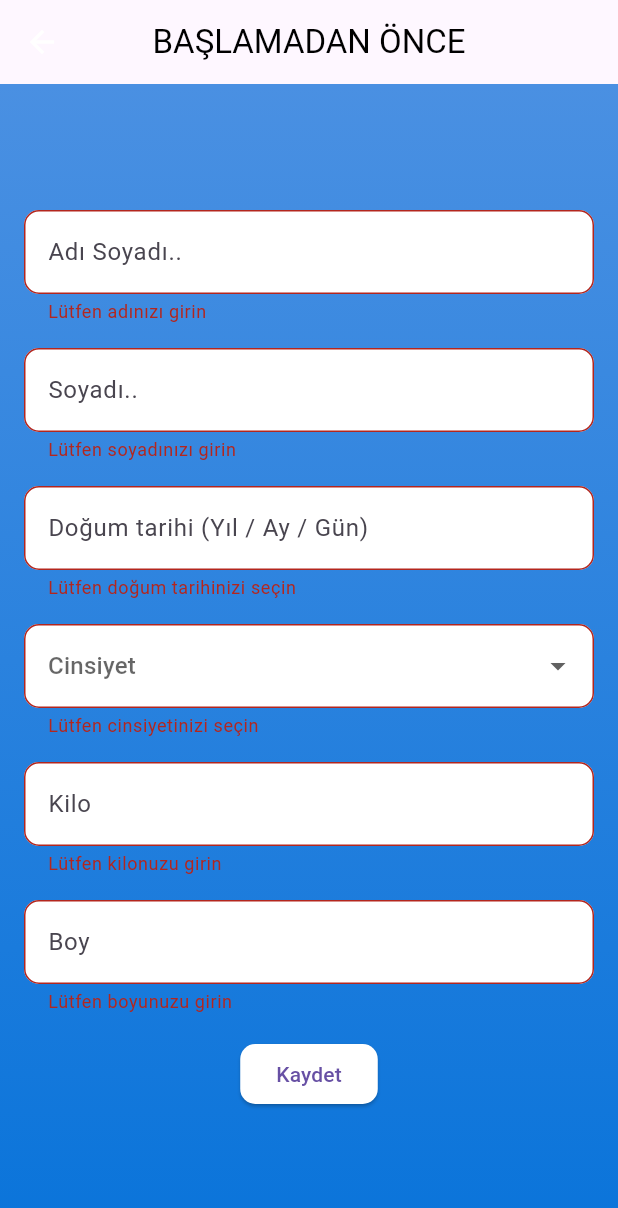
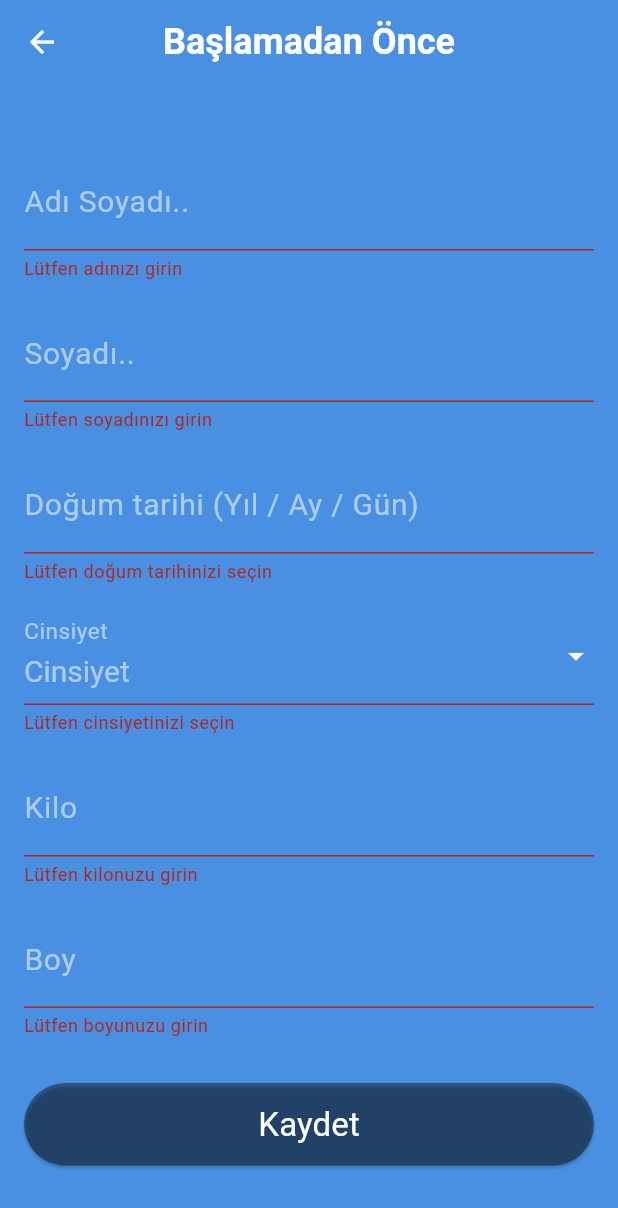
Before and after one commit to bozanctn/diyabet_flutter, a Flutter app: the ProfileSetupScreen screen opened directly, after a tap on "Kaydet", on a phone screen of 412 x 824 dp. Shown: the top 1208 px of the screen. Run offline on Flutter 3.47's test engine with Material 3 defaults, Android fonts, the phone set to English and light mode, and no system bars; our stand-ins replace animated_bottom_navigation_bar, another_flushbar, cloud_firestore, firebase_auth, firebase_core, flutter_local_notifications and 6 more; accounts and stored records are empty; Roboto replaces fonts that are missing (UbuntuSans).

Commit message:
ekranda ufak değişiklikler

```diff
--- a/lib/main.dart
+++ b/lib/main.dart
@@ -4,7 +4,6 @@ import 'package:diyabet/firebase_options.dart';
 import 'package:firebase_core/firebase_core.dart';
 import 'package:diyabet/screens/tabbar.dart';
 import 'package:diyabet/screens/login/login_screen.dart';
-import 'package:diyabet/services/auth_manager.dart';
 import 'package:firebase_auth/firebase_auth.dart';
 import 'package:cloud_firestore/cloud_firestore.dart';
 
--- a/lib/screens/login/profile_info.dart
+++ b/lib/screens/login/profile_info.dart
@@ -1,9 +1,12 @@
 import 'package:flutter/material.dart';
 import 'package:firebase_auth/firebase_auth.dart';
+import 'package:google_sign_in/google_sign_in.dart';
 import '../../models/user_model.dart';
 import '../../helper/loading_screen.dart';
 import '../../helper/alert_messages.dart';
 import 'package:diyabet/screens/Intro/intro_screen.dart';
+
+import 'login_screen.dart';
 
 class ProfileSetupScreen extends StatefulWidget {
   @override
@@ -46,89 +49,164 @@ class _ProfileSetupScreenState extends State<ProfileSetupScreen> {
         }
       } catch (e) {
         LoadingDialog.hide(context);
-        AlertMessages.showBasicError(context, title: 'Hata', message: "Veriler yüklenirken hata oluştu");
+        AlertMessages.showBasicError(
+            context, title: 'Hata', message: "Veriler yüklenirken hata oluştu");
       }
+    }
+  }
+
+  Future<void> _logOut() async {
+    final GoogleSignIn googleSignIn = GoogleSignIn();
+
+    try {
+      await FirebaseAuth.instance.signOut();
+      await googleSignIn.signOut();
+      Navigator.pushAndRemoveUntil(
+        context,
+        MaterialPageRoute(builder: (context) => LoginScreen()),
+            (Route<dynamic> route) => false,
+      );
+    } catch (e) {
+      print('Error signing out: $e');
+      ScaffoldMessenger.of(context).showSnackBar(
+        const SnackBar(content: Text('Giriş Hatası, Tekrar Deneyin.')),
+      );
     }
   }
 
   @override
   Widget build(BuildContext context) {
     return Scaffold(
+      backgroundColor: const Color(0xFF4A90E2),
       resizeToAvoidBottomInset: true,
       appBar: AppBar(
-        backgroundColor: Colors.transparent,
-        title: Text(
-          'BAŞLAMADAN ÖNCE',
+        centerTitle: true,
+        backgroundColor: const Color(0xFF4A90E2),
+        title: const Text(
+          'Başlamadan Önce',
           style: TextStyle(
-            color: Colors.black,
+            color: Colors.white,
+            fontFamily: 'UbuntuSans',
+            fontWeight: FontWeight.bold,
+            fontSize: 24,
+          ),
+        ),
+        leading: IconButton(
+          icon: const Icon(Icons.arrow_back, color: Colors.white),
+          onPressed: _logOut,
+        ),
+      ),
+      body: Padding(
+        padding: const EdgeInsets.all(16.0),
+        child: SingleChildScrollView(
+          child: Form(
+            key: _formKey,
+            child: Column(
+              crossAxisAlignment: CrossAxisAlignment.stretch,
+              children: [
+                const SizedBox(height: 30),
+                _buildTextField(
+                  controller: _nameController,
+                  hintText: 'Adı Soyadı..',
+                  validatorMessage: 'Lütfen adınızı girin',
+                ),
+                const SizedBox(height: 16),
+                _buildTextField(
+                  controller: _surnameController,
+                  hintText: 'Soyadı..',
+                  validatorMessage: 'Lütfen soyadınızı girin',
+                ),
+                const SizedBox(height: 16),
+                _buildDatePicker(),
+                const SizedBox(height: 16),
+                _buildGenderDropdown(),
+                const SizedBox(height: 16),
+                _buildTextField(
+                  controller: _weightController,
+                  hintText: 'Kilo',
+                  keyboardType: TextInputType.number,
+                  validatorMessage: 'Lütfen kilonuzu girin',
+                ),
+                const SizedBox(height: 16),
+                _buildTextField(
+                  controller: _heightController,
+                  hintText: 'Boy',
+                  keyboardType: TextInputType.number,
+                  validatorMessage: 'Lütfen boyunuzu girin',
+                ),
+                const SizedBox(height: 30),
+                ElevatedButton(
+                  onPressed: _saveProfile,
+                  style: ElevatedButton.styleFrom(
+                    backgroundColor: Colors.black38,
+                    padding: const EdgeInsets.symmetric(vertical: 12.0),
+                  ),
+                  child: const Text(
+                    'Kaydet',
+                    style: TextStyle(
+                      color: Colors.white,
+                      fontFamily: 'UbuntuSans',
+                      fontWeight: FontWeight.normal,
                       fontSize: 22,
                     ),
                   ),
-        centerTitle: true,
-        elevation: 0,
-        leading: IconButton(
-          icon: Icon(Icons.arrow_back, color: Colors.white),
-          onPressed: () {
-            Navigator.pop(context);
-          },
+                ),
+              ],
             ),
           ),
-      body: Container(
-        width: double.infinity,
-        height: double.infinity,
-        decoration: BoxDecoration(
-          gradient: LinearGradient(
-            begin: Alignment.topCenter,
-            end: Alignment.bottomCenter,
-            colors: [Color(0xFF4A90E2), Color(0xFF0A74DA)],
         ),
       ),
-        child: Center(
-          child: SingleChildScrollView(
-            padding: const EdgeInsets.all(16.0),
-            child: Form(
-              key: _formKey,
-              child: Column(
-                crossAxisAlignment: CrossAxisAlignment.center,
-                mainAxisSize: MainAxisSize.min,
-                children: [
-                  TextFormField(
-                    controller: _nameController,
+    );
+  }
+
+  Widget _buildTextField({
+    required TextEditingController controller,
+    required String hintText,
+    String? validatorMessage,
+    TextInputType keyboardType = TextInputType.text,
+  }) {
+    return TextFormField(
+      controller: controller,
+      keyboardType: keyboardType,
       decoration: InputDecoration(
-                      hintText: 'Adı Soyadı..',
-                      filled: true,
-                      fillColor: Colors.white,
-                      border: OutlineInputBorder(
-                        borderRadius: BorderRadius.circular(10),
+        labelText: hintText,
+        labelStyle: const TextStyle(
+          color: Colors.white54,
+          fontSize: 20,
+          fontWeight: FontWeight.normal,
+          fontFamily: 'UbuntuSans',
+        ),
+        hintStyle: const TextStyle(
+          color: Colors.white,
+          fontSize: 20,
+          fontWeight: FontWeight.normal,
+          fontFamily: 'UbuntuSans',
+        ),
+        enabledBorder: const OutlineInputBorder(
+          borderSide: BorderSide(color: Colors.white54), // Seçili değilken gri
+        ),
+        focusedBorder: const OutlineInputBorder(
+          borderSide: BorderSide(color: Colors.white), // Seçiliyken beyaz
         ),
       ),
+      style: const TextStyle(
+        color: Colors.white, // Metin rengi beyaz
+        fontSize: 20,
+        fontWeight: FontWeight.normal,
+        fontFamily: 'UbuntuSans',
+      ),
+      cursorColor: Colors.white, // İmleç rengi beyaz
       validator: (value) {
         if (value == null || value.isEmpty) {
-                        return 'Lütfen adınızı girin';
+          return validatorMessage;
         }
         return null;
       },
-                  ),
-                  SizedBox(height: 16),
-                  TextFormField(
-                    controller: _surnameController,
-                    decoration: InputDecoration(
-                      hintText: 'Soyadı..',
-                      filled: true,
-                      fillColor: Colors.white,
-                      border: OutlineInputBorder(
-                        borderRadius: BorderRadius.circular(10),
-                      ),
-                    ),
-                    validator: (value) {
-                      if (value == null || value.isEmpty) {
-                        return 'Lütfen soyadınızı girin';
+    );
   }
-                      return null;
-                    },
-                  ),
-                  SizedBox(height: 16),
-                  GestureDetector(
+
+  Widget _buildDatePicker() {
+    return GestureDetector(
       onTap: () async {
         DateTime? pickedDate = await showDatePicker(
           context: context,
@@ -145,15 +223,33 @@ class _ProfileSetupScreenState extends State<ProfileSetupScreen> {
       child: AbsorbPointer(
         child: TextFormField(
           decoration: InputDecoration(
-                          hintText: _birthdate == null
-                              ? 'Doğum tarihi (Yıl / Ay / Gün)'
-                              : '${_birthdate!.year} / ${_birthdate!.month} / ${_birthdate!.day}',
-                          filled: true,
-                          fillColor: Colors.white,
-                          border: OutlineInputBorder(
-                            borderRadius: BorderRadius.circular(10),
+            labelText: _birthdate == null ? 'Doğum tarihi (Yıl / Ay / Gün)' : null,
+            labelStyle: const TextStyle(
+              color: Colors.white54,
+              fontSize: 20,
+              fontWeight: FontWeight.normal,
+              fontFamily: 'UbuntuSans',
+            ),
+            hintStyle: const TextStyle(
+              color: Colors.white,
+              fontSize: 20,
+              fontWeight: FontWeight.normal,
+              fontFamily: 'UbuntuSans',
+            ),
+            enabledBorder: const OutlineInputBorder(
+              borderSide: BorderSide(color: Colors.white54), // Seçili değilken gri
+            ),
+            focusedBorder: const OutlineInputBorder(
+              borderSide: BorderSide(color: Colors.white), // Seçiliyken beyaz
             ),
           ),
+          style: const TextStyle(
+            color: Colors.white,
+            fontSize: 20,
+            fontWeight: FontWeight.normal,
+            fontFamily: 'UbuntuSans',
+          ),
+          cursorColor: Colors.white,
           validator: (value) {
             if (_birthdate == null) {
               return 'Lütfen doğum tarihinizi seçin';
@@ -162,11 +258,15 @@ class _ProfileSetupScreenState extends State<ProfileSetupScreen> {
           },
         ),
       ),
+    );
+  }
+
+  Widget _buildGenderDropdown() {
+    return DropdownButtonFormField<String>(
+      value: _gender,
+      hint: const Text('Cinsiyet',
+      style: TextStyle(color: Colors.white54),
       ),
-                  SizedBox(height: 16),
-                  DropdownButtonFormField<String>(
-                    value: _gender,
-                    hint: Text('Cinsiyet'),
       onChanged: (String? newValue) {
         setState(() {
           _gender = newValue;
@@ -176,15 +276,39 @@ class _ProfileSetupScreenState extends State<ProfileSetupScreen> {
           .map<DropdownMenuItem<String>>((String value) {
         return DropdownMenuItem<String>(
           value: value,
-                        child: Text(value),
+          child: Text(
+            value,
+            style: const TextStyle(
+              color: Colors.white,
+              fontSize: 20,
+              fontWeight: FontWeight.normal,
+              fontFamily: 'UbuntuSans',
+            ),
+          ),
         );
       }).toList(),
-                    decoration: InputDecoration(
-                      filled: true,
-                      fillColor: Colors.white,
-                      border: OutlineInputBorder(
-                        borderRadius: BorderRadius.circular(10),
+      decoration: const InputDecoration(
+        labelText: 'Cinsiyet',
+        labelStyle: TextStyle(
+          color: Colors.white54,
+          fontSize: 20,
+          fontWeight: FontWeight.normal,
+          fontFamily: 'UbuntuSans',
         ),
+        enabledBorder: OutlineInputBorder(
+          borderSide: BorderSide(color: Colors.white54), // Seçili değilken gri
+        ),
+        focusedBorder: OutlineInputBorder(
+          borderSide: BorderSide(color: Colors.white), // Seçiliyken beyaz
+        ),
+      ),
+      dropdownColor: Colors.blueAccent.shade100,
+      iconEnabledColor: Colors.white,
+      style: const TextStyle(
+        color: Colors.white,
+        fontSize: 20,
+        fontWeight: FontWeight.normal,
+        fontFamily: 'UbuntuSans',
       ),
       validator: (value) {
         if (value == null) {
@@ -192,62 +316,6 @@ class _ProfileSetupScreenState extends State<ProfileSetupScreen> {
         }
         return null;
       },
-                  ),
-                  SizedBox(height: 16),
-                  TextFormField(
-                    controller: _weightController,
-                    keyboardType: TextInputType.number,
-                    decoration: InputDecoration(
-                      hintText: 'Kilo',
-                      filled: true,
-                      fillColor: Colors.white,
-                      border: OutlineInputBorder(
-                        borderRadius: BorderRadius.circular(10),
-                      ),
-                    ),
-                    validator: (value) {
-                      if (value == null || value.isEmpty) {
-                        return 'Lütfen kilonuzu girin';
-                      }
-                      return null;
-                    },
-                  ),
-                  SizedBox(height: 16),
-                  TextFormField(
-                    controller: _heightController,
-                    keyboardType: TextInputType.number,
-                    decoration: InputDecoration(
-                      hintText: 'Boy',
-                      filled: true,
-                      fillColor: Colors.white,
-                      border: OutlineInputBorder(
-                        borderRadius: BorderRadius.circular(10),
-                      ),
-                    ),
-                    validator: (value) {
-                      if (value == null || value.isEmpty) {
-                        return 'Lütfen boyunuzu girin';
-                      }
-                      return null;
-                    },
-                  ),
-                  SizedBox(height: 16),
-                  ElevatedButton(
-                    onPressed: _saveProfile,
-                    style: ElevatedButton.styleFrom(
-                      backgroundColor: Colors.white,
-                      shape: RoundedRectangleBorder(
-                        borderRadius: BorderRadius.circular(10),
-                      ),
-                    ),
-                    child: Text('Kaydet'),
-                  ),
-                ],
-              ),
-            ),
-          ),
-        ),
-      ),
     );
   }
 }
--- a/pubspec.yaml
+++ b/pubspec.yaml
@@ -46,13 +46,9 @@ dependencies:
   uuid: ^4.4.0
   smooth_page_indicator: ^1.2.0+3
   table_calendar: ^3.0.0
-  flutter_local_notifications: ^15.0.0
+  flutter_local_notifications: ^17.2.2
   shared_preferences: ^2.0.13  # En son sürümü kontrol edin
   provider: ^6.0.5
-
-
-
-
 
 
 dev_dependencies:
```
Also changed, not shown: pubspec.lock. Lines whose indentation alone changed are shown as unchanged.
